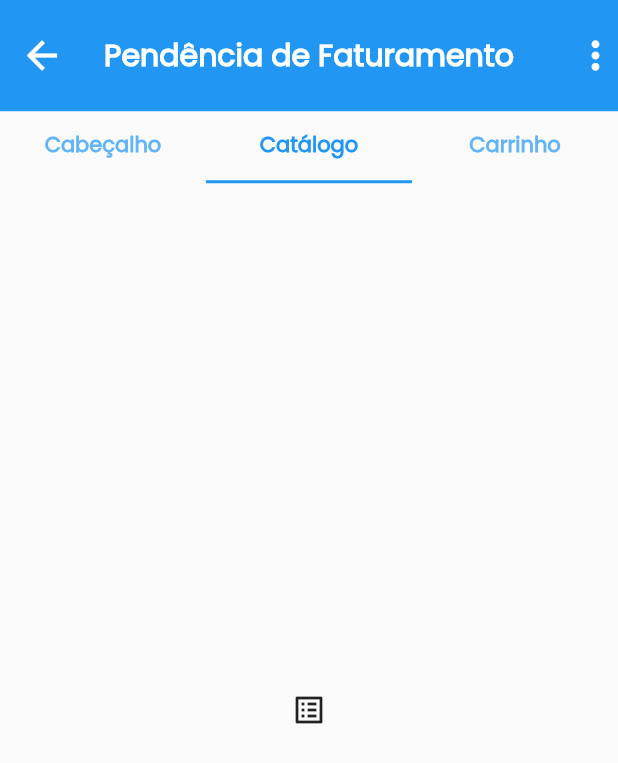
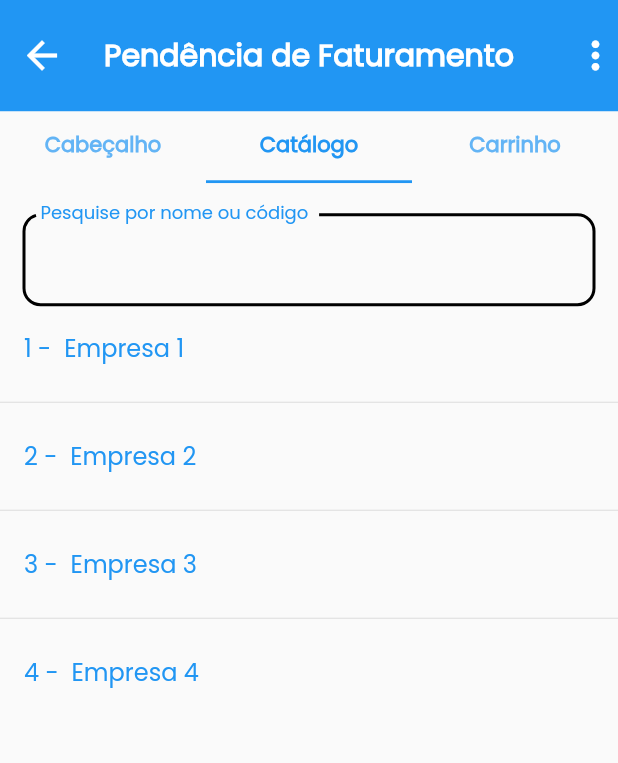
Before and after one commit to e-medeiros1/search_app, a Flutter app: the screen it shows after launch, tab 2 chosen, on a phone screen of 412 x 824 dp. Shown: the top 763 px of the screen. Run offline on Flutter 3.47's test engine with Material 2 defaults, Android fonts, the phone set to English and light mode, and no system bars; our stand-ins replace get.

Commit message:
Add get and implement CatalogTab

```diff
--- /dev/null
+++ b/lib/app/pages/home/catalogo_tab/catalogo_tab.dart
@@ -0,0 +1,62 @@
+import 'package:flutter/material.dart';
+import 'package:get/get.dart';
+import 'package:search_app/app/core/ui/theme/text_form_field_theme.dart';
+
+import 'controller/catalogo.controller.dart';
+
+class CatalogoTab extends StatefulWidget {
+  const CatalogoTab({
+    Key? key,
+  }) : super(key: key);
+
+  @override
+  State<CatalogoTab> createState() => _CatalogoTabState();
+}
+
+class _CatalogoTabState extends State<CatalogoTab> {
+  @override
+  void dispose() {
+    Get.delete<CompaniesController>();
+    super.dispose();
+  }
+
+  @override
+  Widget build(BuildContext context) {
+    return Scaffold(
+      body: GetX<CompaniesController>(
+        init: CompaniesController(),
+        builder: (controller) {
+          return Column(
+            children: [
+              Padding(
+                padding: const EdgeInsets.only(top: 20.0, left: 15, right: 15),
+                child: TextField(
+                  onChanged: (value) {
+                    controller.filterCompanies(value);
+                  },
+                  decoration: textFormFieldTheme.copyWith(
+                      label: const Text('Pesquise por nome ou código '),
+                      floatingLabelBehavior: FloatingLabelBehavior.always),
+                ),
+              ),
+              Expanded(
+                child: ListView.separated(
+                  separatorBuilder: (context, index) => const Divider(),
+                  itemCount: controller.companyList.length,
+                  itemBuilder: (context, index) {
+                    return ListTile(
+                      title: Text(
+                        '${controller.companyList[index].id} -  ${controller.companyList[index].name}',
+                        style: const TextStyle(color: Colors.blue),
+                      ),
+                    );
+                  },
+                ),
+              ),
+            ],
+          );
+        },
+      ),
+    );
+  }
+}
--- /dev/null
+++ b/lib/app/pages/home/catalogo_tab/controller/catalogo.controller.dart
@@ -0,0 +1,24 @@
+import 'package:get/get.dart';
+import 'package:search_app/app/models/list_company.dart';
+
+class CompaniesController extends GetxController {
+  final List<ListCompany> companies = [
+    ListCompany(id: 1, name: 'Empresa 1'),
+    ListCompany(id: 2, name: 'Empresa 2'),
+    ListCompany(id: 3, name: 'Empresa 3'),
+    ListCompany(id: 4, name: 'Empresa 4')
+  ].obs;
+
+  final companyList = [].obs;
+
+  CompaniesController() {
+    companyList.addAll(companies);
+  }
+
+  void filterCompanies(String userInput) {
+    companyList.value = companies
+        .where((person) =>
+            person.name.toLowerCase().contains(userInput.toLowerCase()))
+        .toList();
+  }
+}
--- a/lib/app/pages/home/home_page.dart
+++ b/lib/app/pages/home/home_page.dart
@@ -1,6 +1,7 @@
 import 'package:flutter/material.dart';
+import 'package:search_app/app/pages/home/cabecalho_tab/cabecalho_tab.dart';
 import 'package:search_app/app/pages/home/cabecalho_tab/controller/cabecalho_controller.dart';
-import 'package:search_app/app/pages/home/cabecalho_tab/cabecalho_tab.dart';
+import 'package:search_app/app/pages/home/catalogo_tab/catalogo_tab.dart';
 
 class HomePage extends StatefulWidget {
   const HomePage({Key? key}) : super(key: key);
@@ -56,7 +57,7 @@ class _HomePageState extends State<HomePage> {
                         child: TabBarView(
                           children: [
                             CabecalhoTab(controller: controller),
-                            const Icon(Icons.list_alt),
+                            CatalogoTab(),
                             const Icon(Icons.car_repair_outlined),
                           ],
                         ),
--- a/pubspec.yaml
+++ b/pubspec.yaml
@@ -31,6 +31,7 @@ environment:
 dependencies:
   flutter:
     sdk: flutter
+  get: ^4.6.5
 
 
   # The following adds the Cupertino Icons font to your application.
```
Also changed, not shown: pubspec.lock.
